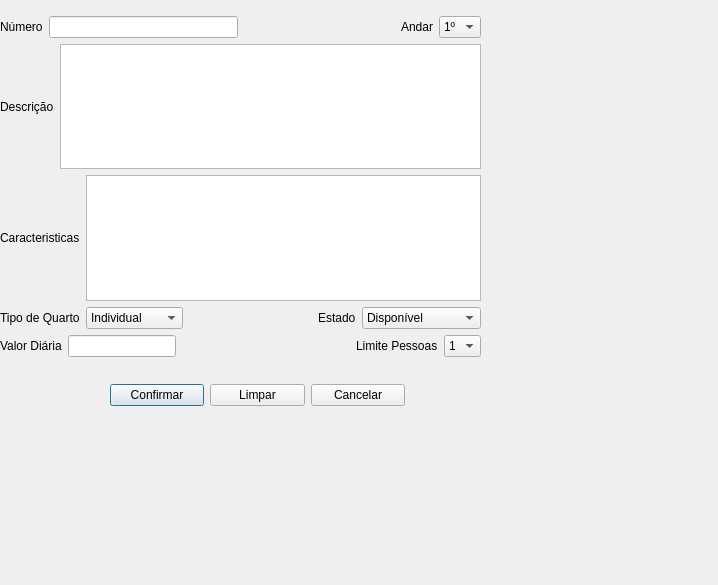
Old version of the form InterfaceGrafica/Hotel/cadastroquarto.ui in the repository Caioww/Hotel.
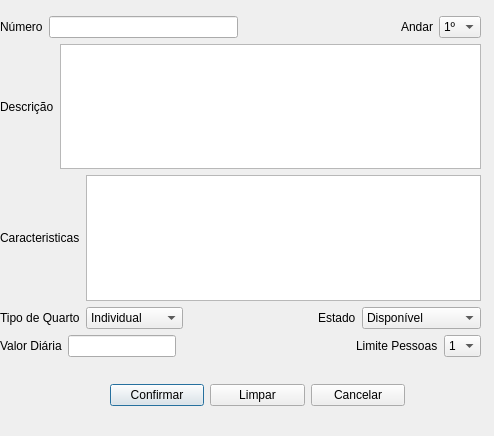
New version of the form.

Commit message: ajustes telas

The edit to the form file:
```diff
--- a/InterfaceGrafica/Hotel/cadastroquarto.ui
+++ b/InterfaceGrafica/Hotel/cadastroquarto.ui
@@ -6,14 +6,14 @@
    <rect>
     <x>0</x>
     <y>0</y>
-    <width>718</width>
-    <height>585</height>
+    <width>494</width>
+    <height>436</height>
    </rect>
   </property>
   <property name="windowTitle">
    <string>Dialog</string>
   </property>
-  <widget class="QWidget" name="">
+  <widget class="QWidget" name="layoutWidget">
    <property name="geometry">
     <rect>
      <x>110</x>
@@ -46,7 +46,7 @@
     </item>
    </layout>
   </widget>
-  <widget class="QWidget" name="">
+  <widget class="QWidget" name="layoutWidget">
    <property name="geometry">
     <rect>
      <x>0</x>
```
The commit also changes 1 other file.
